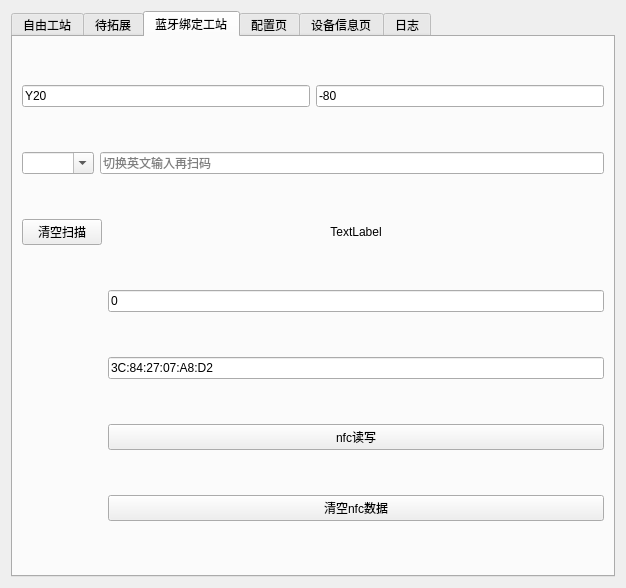
First picture: the form in work_station/freework/qfreework.ui, repository yuhuang163/test, before the edit.
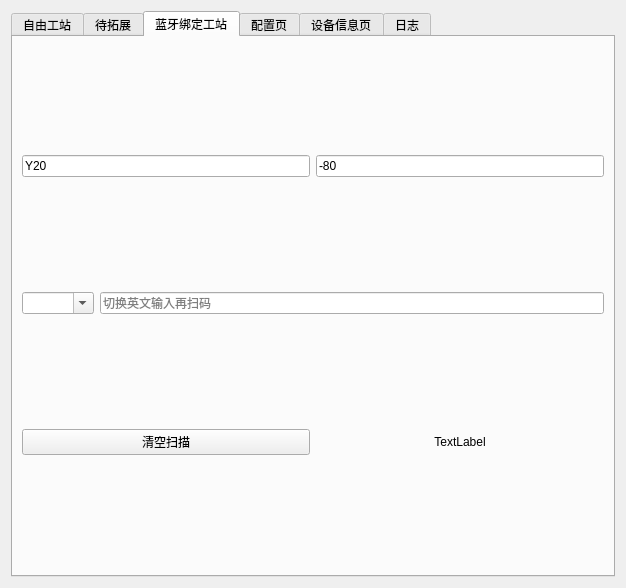
Second picture: the form after the edit. The open tabs and pages were chosen to show the change.

What changed in the file:
```diff
--- a/work_station/freework/qfreework.ui
+++ b/work_station/freework/qfreework.ui
@@ -465,13 +465,6 @@
         <string>蓝牙绑定工站</string>
        </attribute>
        <layout class="QGridLayout" name="gridLayout_4">
-        <item row="4" column="1">
-         <widget class="QLineEdit" name="nfc_count">
-          <property name="text">
-           <string>0</string>
-          </property>
-         </widget>
-        </item>
         <item row="2" column="0" colspan="2">
          <layout class="QHBoxLayout" name="horizontalLayout_16">
           <item>
@@ -537,27 +530,6 @@
           </property>
          </widget>
         </item>
-        <item row="6" column="1">
-         <widget class="QPushButton" name="nfc_write_read">
-          <property name="text">
-           <string>nfc读写</string>
-          </property>
-         </widget>
-        </item>
-        <item row="7" column="1">
-         <widget class="QPushButton" name="clear_nfc_data">
-          <property name="text">
-           <string>清空nfc数据</string>
-          </property>
-         </widget>
-        </item>
-        <item row="5" column="1">
-         <widget class="QLineEdit" name="nfc_mac">
-          <property name="text">
-           <string>3C:84:27:07:A8:D2</string>
-          </property>
-         </widget>
-        </item>
        </layout>
       </widget>
       <widget class="QWidget" name="tab_4">
```
Left out of the diff: 7 changed lines with no effect on the pictures.
